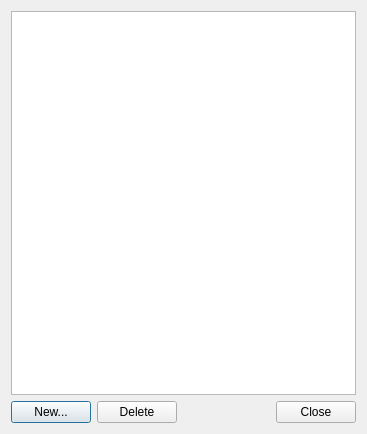
The window that dialog_footprint.ui (MikaelStrom/compdb) describes before a commit, drawn with Qt 5.
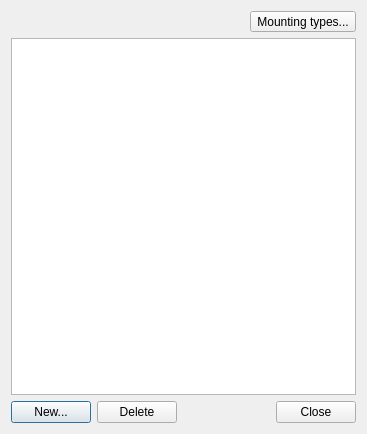
The same window after the commit.

Commit message: Unified table layout

What changed in the file:
```diff
--- a/dialog_footprint.ui
+++ b/dialog_footprint.ui
@@ -14,14 +14,50 @@
    <string>Footprints</string>
   </property>
   <layout class="QVBoxLayout" name="verticalLayout">
+   <item>
+    <layout class="QHBoxLayout" name="horizontalLayout">
+     <item>
+      <spacer name="horizontalSpacer">
+       <property name="orientation">
+        <enum>Qt::Horizontal</enum>
+       </property>
+       <property name="sizeHint" stdset="0">
+        <size>
+         <width>40</width>
+         <height>20</height>
+        </size>
+       </property>
+      </spacer>
+     </item>
+     <item>
+      <widget class="QToolButton" name="pb_mounting">
+       <property name="layoutDirection">
+        <enum>Qt::LeftToRight</enum>
+       </property>
+       <property name="text">
+        <string>Mounting types...</string>
+       </property>
+      </widget>
+     </item>
+    </layout>
+   </item>
    <item>
     <widget class="QTableView" name="tableView">
      <property name="editTriggers">
       <set>QAbstractItemView::AnyKeyPressed|QAbstractItemView::DoubleClicked|QAbstractItemView::EditKeyPressed|QAbstractItemView::SelectedClicked</set>
      </property>
+     <property name="alternatingRowColors">
+      <bool>true</bool>
+     </property>
      <property name="selectionMode">
       <enum>QAbstractItemView::SingleSelection</enum>
      </property>
+     <property name="selectionBehavior">
+      <enum>QAbstractItemView::SelectRows</enum>
+     </property>
+     <property name="showGrid">
+      <bool>false</bool>
+     </property>
      <attribute name="horizontalHeaderVisible">
       <bool>true</bool>
      </attribute>
@@ -31,6 +67,12 @@
      <attribute name="verticalHeaderVisible">
       <bool>false</bool>
      </attribute>
+     <attribute name="verticalHeaderDefaultSectionSize">
+      <number>20</number>
+     </attribute>
+     <attribute name="verticalHeaderMinimumSectionSize">
+      <number>20</number>
+     </attribute>
     </widget>
    </item>
    <item>
```
Left out of the diff: 3 changed lines with no effect on the pictures. The commit also changes 8 other files.
